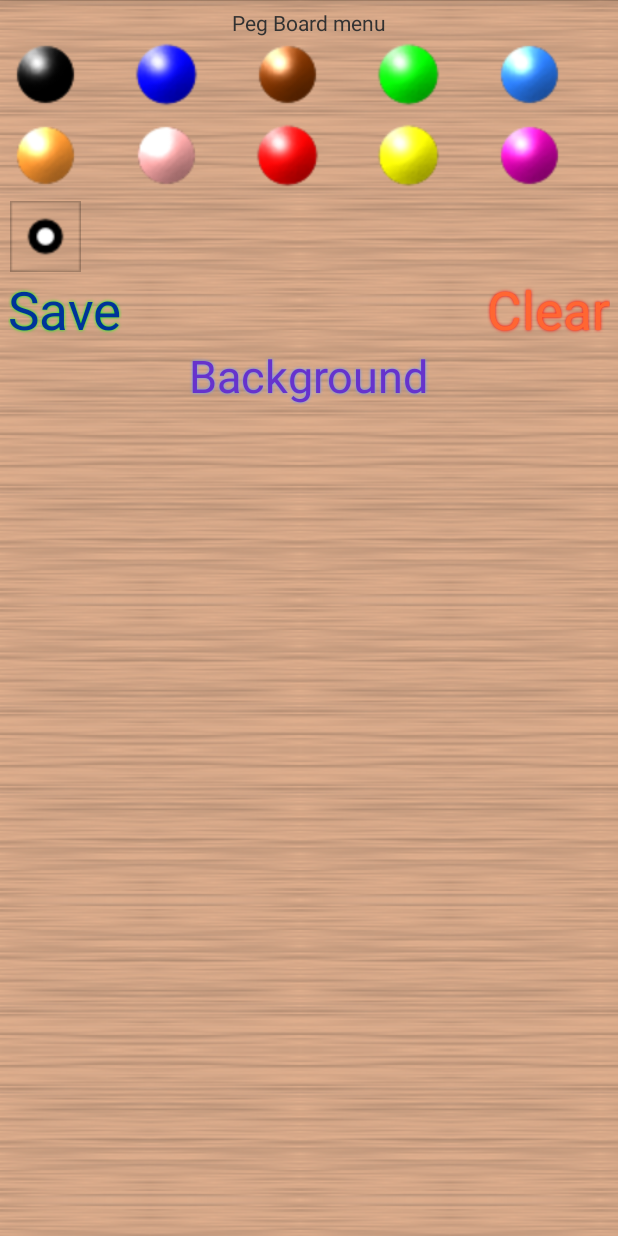
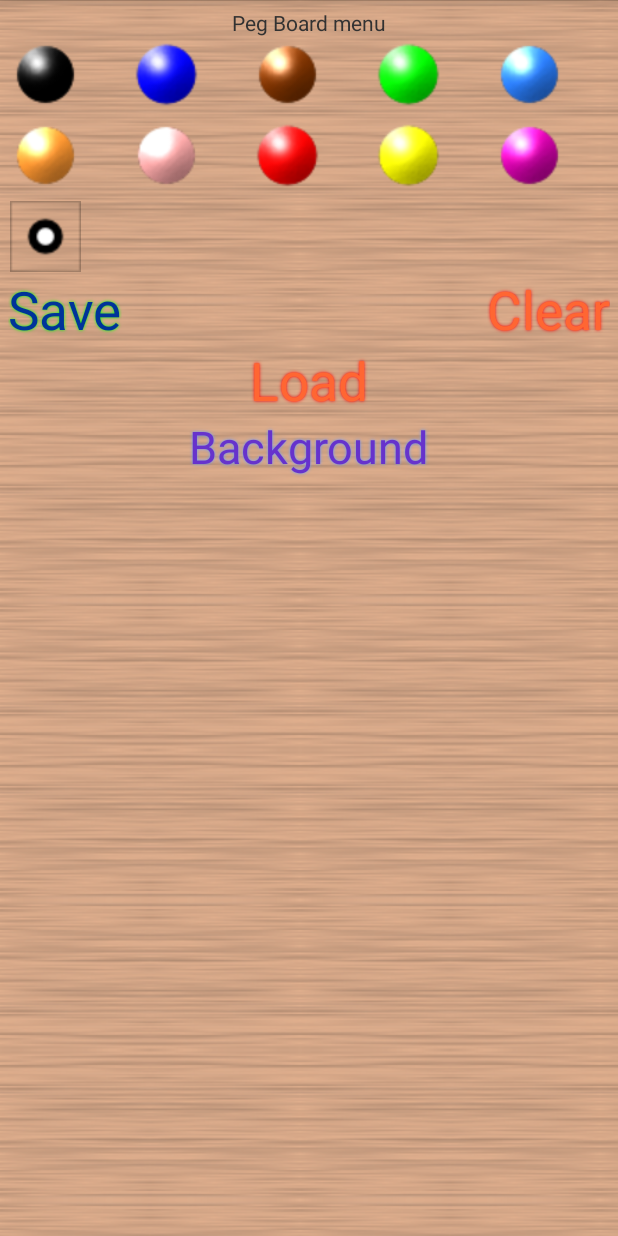
Before and after one commit to zipzapdat/designgame, an Android app: the screen it shows after launch (DreamPinsActivity), on a phone screen of 412 x 824 dp. Run offline under Robolectric (Android 15) with nearby library versions, the phone set to English and light mode, and no system bars; 2 statements that could not run were skipped.

Commit message:
Added the load design as a menu item in floating menu!

```diff
--- a/GameSDK/app/src/main/java/com/survivingwithandroid/pegboard/fragment/MenuFragment.java
+++ b/GameSDK/app/src/main/java/com/survivingwithandroid/pegboard/fragment/MenuFragment.java
@@ -95,6 +95,25 @@ public class MenuFragment extends Fragment {
 			}
 		});
 
+		// loadDesign Btn
+		final TextView loadTxt = (TextView) v.findViewById(id.loadDesign);
+		final Animation animLoad = TableConfig.getRotateAnim(this.getActivity());
+		animLoad.setAnimationListener(new Animation.AnimationListener() {
+
+			@Override
+			public void onAnimationStart(Animation animation) {
+			}
+
+			@Override
+			public void onAnimationRepeat(Animation animation) {
+			}
+
+			@Override
+			public void onAnimationEnd(Animation animation) {
+				( (MenuEventListener) getActivity()).onLoadDesign();
+			}
+		});
+
 		// Background btn
 		final TextView bkgTxt = (TextView) v.findViewById(R.id.bkgTxt);
 		final Animation animBkg = TableConfig.getRotateAnim(this.getActivity());
@@ -130,6 +149,14 @@ public class MenuFragment extends Fragment {
 			@Override
 			public void onClick(View v) {
 				saveTxt.startAnimation(animSave);
+			}
+		});
+
+		loadTxt.setOnClickListener(new View.OnClickListener() {
+
+			@Override
+			public void onClick(View v) {
+				loadTxt.startAnimation(animLoad);
 			}
 		});
 
@@ -207,6 +234,7 @@ public class MenuFragment extends Fragment {
 		public void onClearSelected();
 		public void onSaveSelected();
 		public void onBackgroundSelected();
+		public void onLoadDesign();
 	}
 
 }
--- a/GameSDK/app/src/main/java/com/survivingwithandroid/pegboard/util/ImageUtility.java
+++ b/GameSDK/app/src/main/java/com/survivingwithandroid/pegboard/util/ImageUtility.java
@@ -50,9 +50,9 @@ public class ImageUtility {
 			throws SaveFileException {
 
 		ContextWrapper cw = new ContextWrapper(context);
-		// path to /data/data/yourapp/app_data/imageDir
+		// path to imageDir - @ app specific locatiom
 		File directory = cw.getDir("imageDir", Context.MODE_PRIVATE);
-		// Create imageDir
+		// Create default image to be saved and loaded
 		File mypath = new File(directory, "design.png");
 
 		FileOutputStream fos = null;
--- a/GameSDK/app/src/main/res/layout/menu_fragment.xml
+++ b/GameSDK/app/src/main/res/layout/menu_fragment.xml
@@ -64,12 +64,21 @@
    					/>
 
 
+	<TextView android:id="@+id/loadDesign"
+					android:layout_width="wrap_content"
+					android:layout_height="wrap_content"
+					android:text="@string/menu_load"
+					android:layout_centerHorizontal="true"
+					android:layout_below="@id/saveTxt"
+					style="@style/PinMenuBtnLoad"
+					/>
+
     <TextView android:id="@+id/bkgTxt"
      				android:layout_width="wrap_content"
    					android:layout_height="wrap_content"
    					android:text="@string/menu_bkg"
    					android:layout_centerHorizontal="true"
-   					android:layout_below="@id/saveTxt"
+   					android:layout_below="@id/loadDesign"
    					style="@style/PinMenuBtnBkg"
    					/>
 
--- a/GameSDK/app/src/main/res/values/strings.xml
+++ b/GameSDK/app/src/main/res/values/strings.xml
@@ -26,6 +26,7 @@
     <string name="menu_title">Peg Board menu</string>
     <string name="menu_pin">Pins</string>
 	<string name="menu_save">Save</string>
+	<string name="menu_load">Load</string>
 	<string name="menu_clear">Clear</string>
 	<string name="menu_bkg">Background</string>
 	<string name="dlg_delete">Are you sure?</string>
--- a/GameSDK/app/src/main/res/values/styles.xml
+++ b/GameSDK/app/src/main/res/values/styles.xml
@@ -52,7 +52,12 @@
         <item name="android:textColor">#FF6633</item>
     </style>
 
-   <style name="PinMenuBtnBkg" parent="PinBtnStyle">
+    <style name="PinMenuBtnLoad" parent="PinBtnStyle">
+        <item name="android:shadowColor">@color/col_red</item>
+        <item name="android:textColor">#FF6633</item>
+    </style>
+
+    <style name="PinMenuBtnBkg" parent="PinBtnStyle">
         <item name="android:shadowColor">@color/col_blue</item>
         <item name="android:textSize">30sp</item>
         <item name="android:textColor">#6633CC</item>
```
Also changed, not shown: GameSDK/app/src/main/java/com/zipzap/sdk/FileSyncManager.java (+6 -3 lines), GameSDK/app/src/main/java/com/zipzapd/DreamPinsActivity.java (+9 -0 lines), 2 other files.
